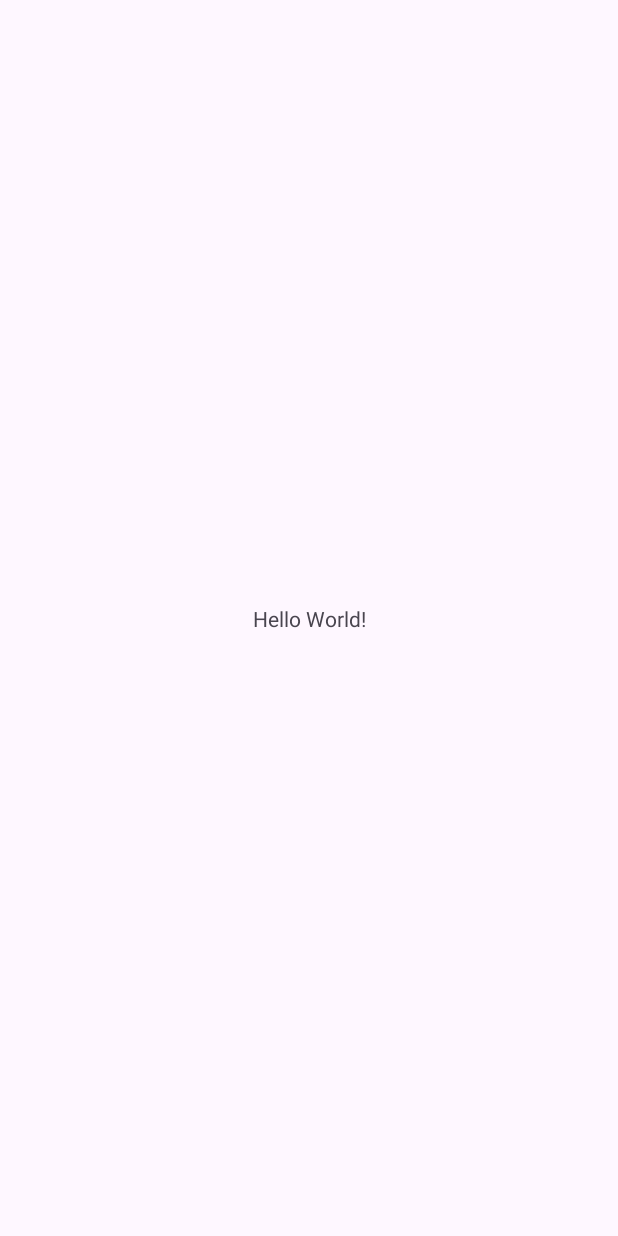
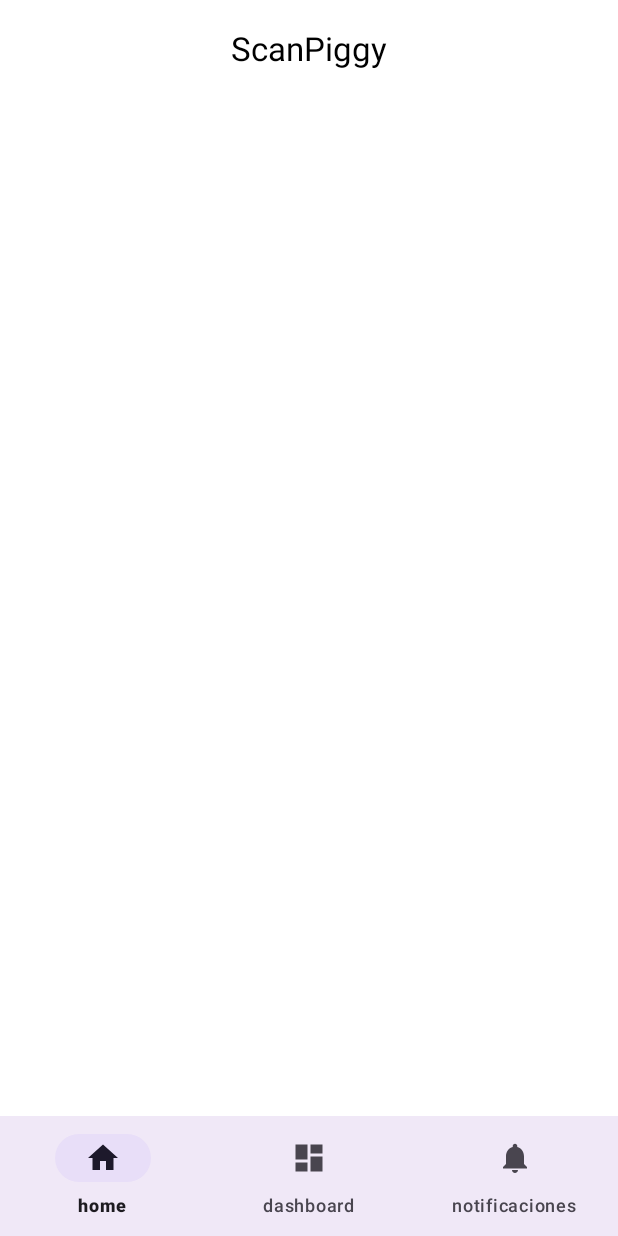
Before and after one commit to AntonioDam1/ScanPiggy, an Android app: the MainActivity screen opened directly, with no data from a screen before it, on a phone screen of 412 x 824 dp. Before the commit the screen is almost empty. Run offline under Robolectric (Android 15) with nearby library versions, the phone set to English and light mode, and no system bars; 3 statements that could not run were skipped.

Commit message:
Agregada una toolbar y un bottomNavigation, y otras cosas

```diff
--- a/ProyectoFinal/ScanPiggy/app/src/main/java/com/example/scanpiggy/Loading.kt
+++ b/ProyectoFinal/ScanPiggy/app/src/main/java/com/example/scanpiggy/Loading.kt
@@ -12,6 +12,9 @@ class Loading : AppCompatActivity() {
         super.onCreate(savedInstanceState)
         setContentView(R.layout.activity_loading)
 
+        val gifImageView = findViewById<ImageView>(R.id.imageViewBackground)
+        Glide.with(this).load(R.drawable.fondoconnubes).into(gifImageView)
+
         val btnRegister = findViewById<Button>(R.id.btnRegister)
         val btnLogin = findViewById<Button>(R.id.btnLogin)
 
--- /dev/null
+++ b/ProyectoFinal/ScanPiggy/app/src/main/res/drawable/ic_dashboard_black_24dp.xml
@@ -0,0 +1,9 @@
+<vector xmlns:android="http://schemas.android.com/apk/res/android"
+    android:width="24dp"
+    android:height="24dp"
+    android:viewportWidth="24.0"
+    android:viewportHeight="24.0">
+    <path
+        android:fillColor="#FF000000"
+        android:pathData="M3,13h8L11,3L3,3v10zM3,21h8v-6L3,15v6zM13,21h8L21,11h-8v10zM13,3v6h8L21,3h-8z" />
+</vector>
--- /dev/null
+++ b/ProyectoFinal/ScanPiggy/app/src/main/res/drawable/ic_home_black_24dp.xml
@@ -0,0 +1,9 @@
+<vector xmlns:android="http://schemas.android.com/apk/res/android"
+    android:width="24dp"
+    android:height="24dp"
+    android:viewportWidth="24.0"
+    android:viewportHeight="24.0">
+    <path
+        android:fillColor="#FF000000"
+        android:pathData="M10,20v-6h4v6h5v-8h3L12,3 2,12h3v8z" />
+</vector>
--- /dev/null
+++ b/ProyectoFinal/ScanPiggy/app/src/main/res/drawable/ic_notifications_black_24dp.xml
@@ -0,0 +1,9 @@
+<vector xmlns:android="http://schemas.android.com/apk/res/android"
+    android:width="24dp"
+    android:height="24dp"
+    android:viewportWidth="24.0"
+    android:viewportHeight="24.0">
+    <path
+        android:fillColor="#FF000000"
+        android:pathData="M12,22c1.1,0 2,-0.9 2,-2h-4c0,1.1 0.89,2 2,2zM18,16v-5c0,-3.07 -1.64,-5.64 -4.5,-6.32L13.5,4c0,-0.83 -0.67,-1.5 -1.5,-1.5s-1.5,0.67 -1.5,1.5v0.68C7.63,5.36 6,7.92 6,11v5l-2,2v1h16v-1l-2,-2z" />
+</vector>
--- a/ProyectoFinal/ScanPiggy/app/src/main/res/layout/activity_main.xml
+++ b/ProyectoFinal/ScanPiggy/app/src/main/res/layout/activity_main.xml
@@ -4,15 +4,39 @@
     xmlns:tools="http://schemas.android.com/tools"
     android:layout_width="match_parent"
     android:layout_height="match_parent"
+    android:fitsSystemWindows="true"
+    android:background="#FFFFFF"
     tools:context=".MainActivity">
 
-    <TextView
-        android:layout_width="wrap_content"
+    <com.google.android.material.appbar.AppBarLayout
+        android:id="@+id/appBarLayout"
+        android:layout_width="match_parent"
         android:layout_height="wrap_content"
-        android:text="Hello World!"
+        android:fitsSystemWindows="true"
+        tools:ignore="MissingConstraints">
+
+        <com.google.android.material.appbar.MaterialToolbar
+            android:id="@+id/toolbar"
+            android:layout_width="match_parent"
+            android:layout_height="?attr/actionBarSize"
+            android:background="@color/white"
+            app:title="ScanPiggy"
+            app:titleCentered="true"
+            app:titleTextColor="@color/black" />
+
+    </com.google.android.material.appbar.AppBarLayout>
+
+
+    <com.google.android.material.bottomnavigation.BottomNavigationView
+        android:id="@+id/nav_view"
+        android:layout_width="0dp"
+        android:layout_height="wrap_content"
+        android:layout_marginStart="0dp"
+        android:layout_marginEnd="0dp"
+        android:background="?android:attr/windowBackground"
         app:layout_constraintBottom_toBottomOf="parent"
-        app:layout_constraintEnd_toEndOf="parent"
-        app:layout_constraintStart_toStartOf="parent"
-        app:layout_constraintTop_toTopOf="parent" />
+        app:layout_constraintLeft_toLeftOf="parent"
+        app:layout_constraintRight_toRightOf="parent"
+        app:menu="@menu/bottom_nav_menu" />
 
 </androidx.constraintlayout.widget.ConstraintLayout>
--- /dev/null
+++ b/ProyectoFinal/ScanPiggy/app/src/main/res/menu/bottom_nav_menu.xml
@@ -0,0 +1,19 @@
+<?xml version="1.0" encoding="utf-8"?>
+<menu xmlns:android="http://schemas.android.com/apk/res/android">
+
+    <item
+        android:id="@+id/navigation_home"
+        android:icon="@drawable/ic_home_black_24dp"
+        android:title="home" />
+
+    <item
+        android:id="@+id/navigation_dashboard"
+        android:icon="@drawable/ic_dashboard_black_24dp"
+        android:title="dashboard" />
+
+    <item
+        android:id="@+id/navigation_notifications"
+        android:icon="@drawable/ic_notifications_black_24dp"
+        android:title="notificaciones" />
+
+</menu>
--- /dev/null
+++ b/ProyectoFinal/ScanPiggy/app/src/main/res/menu/menu_main.xml
@@ -0,0 +1,9 @@
+<?xml version="1.0" encoding="utf-8"?>
+<menu xmlns:android="http://schemas.android.com/apk/res/android"
+    xmlns:app="http://schemas.android.com/apk/res-auto">
+    <item
+        android:id="@+id/action_settings"
+        android:orderInCategory="100"
+        android:title="Settings"
+        app:showAsAction="never" />
+</menu>
```
Also changed, not shown: ProyectoFinal/ScanPiggy/app/build.gradle.kts (+7 -0 lines), ProyectoFinal/ScanPiggy/app/src/main/java/com/example/scanpiggy/IniciarSesion.kt (+12 -0 lines), ProyectoFinal/ScanPiggy/app/src/main/java/com/example/scanpiggy/MainActivity.kt (+13 -0 lines), ProyectoFinal/ScanPiggy/app/src/main/res/layout/activity_loading.xml (+16 -17 lines), ProyectoFinal/ScanPiggy/app/src/main/res/drawable/huchalogo.jpg (deleted), ProyectoFinal/ScanPiggy/app/src/main/res/drawable/huchalogo.png (added), 1 other file.
